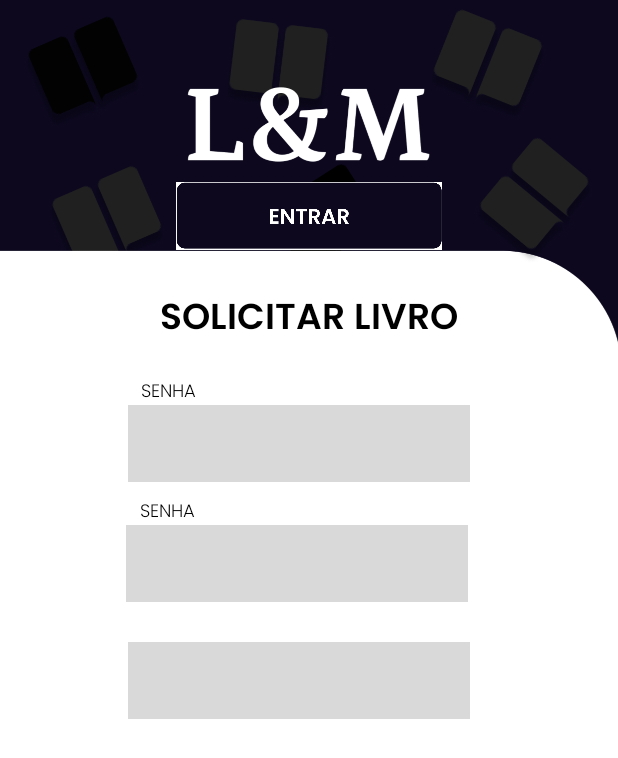
After one commit to Arthurestak/Android-LM, an Android app: the layout fragment_formulario.xml on its own in the app's theme, with its tools: preview values and no code run, on a phone screen of 412 x 824 dp. The commit adds this screen. Shown: the top 758 px of the screen. Run offline under Robolectric (Android 15) with nearby library versions, the phone set to English and light mode, and no system bars; Roboto replaces fonts that are not available here.

Commit message:
Atualização

```diff
--- /dev/null
+++ b/app/src/main/java/com/example/projetolm/ui/formulario/FormularioFragment.java
@@ -0,0 +1,66 @@
+package com.example.projetolm.ui.formulario;
+
+import android.os.Bundle;
+
+import androidx.fragment.app.Fragment;
+
+import android.view.LayoutInflater;
+import android.view.View;
+import android.view.ViewGroup;
+
+import com.example.projetolm.R;
+
+/**
+ * A simple {@link Fragment} subclass.
+ * Use the {@link FormularioFragment#newInstance} factory method to
+ * create an instance of this fragment.
+ */
+public class FormularioFragment extends Fragment {
+
+    // TODO: Rename parameter arguments, choose names that match
+    // the fragment initialization parameters, e.g. ARG_ITEM_NUMBER
+    private static final String ARG_PARAM1 = "param1";
+    private static final String ARG_PARAM2 = "param2";
+
+    // TODO: Rename and change types of parameters
+    private String mParam1;
+    private String mParam2;
+
+    public FormularioFragment() {
+        // Required empty public constructor
+    }
+
+    /**
+     * Use this factory method to create a new instance of
+     * this fragment using the provided parameters.
+     *
+     * @param param1 Parameter 1.
+     * @param param2 Parameter 2.
+     * @return A new instance of fragment FormularioFragment.
+     */
+    // TODO: Rename and change types and number of parameters
+    public static FormularioFragment newInstance(String param1, String param2) {
+        FormularioFragment fragment = new FormularioFragment();
+        Bundle args = new Bundle();
+        args.putString(ARG_PARAM1, param1);
+        args.putString(ARG_PARAM2, param2);
+        fragment.setArguments(args);
+        return fragment;
+    }
+
+    @Override
+    public void onCreate(Bundle savedInstanceState) {
+        super.onCreate(savedInstanceState);
+        if (getArguments() != null) {
+            mParam1 = getArguments().getString(ARG_PARAM1);
+            mParam2 = getArguments().getString(ARG_PARAM2);
+        }
+    }
+
+    @Override
+    public View onCreateView(LayoutInflater inflater, ViewGroup container,
+                             Bundle savedInstanceState) {
+        // Inflate the layout for this fragment
+        return inflater.inflate(R.layout.fragment_formulario, container, false);
+    }
+}
--- /dev/null
+++ b/app/src/main/res/layout/fragment_formulario.xml
@@ -0,0 +1,204 @@
+<?xml version="1.0" encoding="utf-8"?>
+<FrameLayout xmlns:android="http://schemas.android.com/apk/res/android"
+    xmlns:app="http://schemas.android.com/apk/res-auto"
+    xmlns:tools="http://schemas.android.com/tools"
+    android:layout_width="match_parent"
+    android:layout_height="match_parent"
+    tools:context=".ui.formulario.FormularioFragment">
+
+    <androidx.constraintlayout.widget.ConstraintLayout
+        android:layout_width="match_parent"
+        android:layout_height="match_parent"
+        tools:layout_editor_absoluteX="-2dp"
+        tools:layout_editor_absoluteY="13dp">
+
+        <EditText
+            android:id="@+id/emailInput10"
+            style="@style/Widget.AppCompat.Light.AutoCompleteTextView"
+            android:layout_width="228dp"
+            android:layout_height="51dp"
+            android:layout_marginLeft="5px"
+            android:layout_marginTop="428dp"
+            android:background="#0B0A0A"
+            android:backgroundTint="#D9D9D9"
+            android:ems="10"
+            android:hyphenationFrequency="normal"
+            android:inputType="text"
+            android:paddingLeft="10dp"
+            android:textAppearance="@style/TextAppearance.AppCompat.Body1"
+            android:textColor="#000000"
+            android:textColorHighlight="#000000"
+            android:textColorLink="#000000"
+            app:layout_constraintEnd_toEndOf="parent"
+            app:layout_constraintHorizontal_bias="0.453"
+            app:layout_constraintStart_toStartOf="parent"
+            app:layout_constraintTop_toTopOf="parent"
+            tools:ignore="MissingConstraints" />
+
+        <TextView
+            android:id="@+id/textView56"
+            android:layout_width="40dp"
+            android:layout_height="15dp"
+            android:fontFamily="@font/poppins_light"
+            android:text="SENHA"
+            android:textColor="#000000"
+            android:textSize="12sp"
+            app:layout_constraintEnd_toEndOf="parent"
+            app:layout_constraintHorizontal_bias="0.25"
+            app:layout_constraintStart_toStartOf="parent"
+            tools:ignore="MissingConstraints"
+            tools:layout_editor_absoluteY="494dp" />
+
+        <EditText
+            android:id="@+id/senhaInput8"
+            style="@style/Widget.AppCompat.Light.AutoCompleteTextView"
+            android:layout_width="228dp"
+            android:layout_height="51dp"
+            android:layout_marginStart="102dp"
+            android:layout_marginTop="350dp"
+            android:layout_marginEnd="100dp"
+            android:background="#FB000000"
+            android:backgroundTint="#d9d9d9"
+            android:ems="10"
+            android:inputType="text|textPassword"
+            android:paddingLeft="10dp"
+            android:textColor="@color/black"
+            android:textColorHint="#000000"
+            android:textColorLink="#000000"
+            android:textSize="14sp"
+            app:layout_constraintEnd_toEndOf="parent"
+            app:layout_constraintHorizontal_bias="1.0"
+            app:layout_constraintStart_toStartOf="parent"
+            app:layout_constraintTop_toTopOf="parent" />
+
+        <EditText
+            android:id="@+id/senhaInput7"
+            style="@style/Widget.AppCompat.Light.AutoCompleteTextView"
+            android:layout_width="228dp"
+            android:layout_height="51dp"
+            android:layout_marginStart="102dp"
+            android:layout_marginEnd="100dp"
+            android:background="#FB000000"
+            android:backgroundTint="#d9d9d9"
+            android:ems="10"
+            android:inputType="text|textPassword"
+            android:paddingLeft="10dp"
+            android:textColor="@color/black"
+            android:textColorHint="#000000"
+            android:textColorLink="#000000"
+            android:textSize="14sp"
+            app:layout_constraintEnd_toEndOf="parent"
+            app:layout_constraintHorizontal_bias="1.0"
+            app:layout_constraintStart_toStartOf="parent"
+            tools:layout_editor_absoluteY="509dp" />
+
+        <TextView
+            android:id="@+id/textView53"
+            android:layout_width="41dp"
+            android:layout_height="13dp"
+            android:background="#FFFFFF"
+            android:fontFamily="@font/poppins_light"
+            android:text="E-MAIL"
+            android:textColor="#000000"
+            android:textSize="12sp"
+            app:layout_constraintEnd_toEndOf="parent"
+            app:layout_constraintHorizontal_bias="0.254"
+            app:layout_constraintStart_toStartOf="parent"
+            tools:ignore="MissingConstraints"
+            tools:layout_editor_absoluteY="413dp" />
+
+        <EditText
+            android:id="@+id/emailInput9"
+            style="@style/Widget.AppCompat.Light.AutoCompleteTextView"
+            android:layout_width="228dp"
+            android:layout_height="51dp"
+            android:layout_marginLeft="5px"
+            android:layout_marginTop="270dp"
+            android:background="#0B0A0A"
+            android:backgroundTint="#D9D9D9"
+            android:ems="10"
+            android:hyphenationFrequency="normal"
+            android:inputType="text"
+            android:paddingLeft="10dp"
+            android:textAppearance="@style/TextAppearance.AppCompat.Body1"
+            android:textColor="#000000"
+            android:textColorHighlight="#000000"
+            android:textColorLink="#000000"
+            app:layout_constraintEnd_toEndOf="parent"
+            app:layout_constraintHorizontal_bias="0.453"
+            app:layout_constraintStart_toStartOf="parent"
+            app:layout_constraintTop_toTopOf="parent"
+            tools:ignore="MissingConstraints" />
+
+        <TextView
+            android:id="@+id/textView54"
+            android:layout_width="40dp"
+            android:layout_height="15dp"
+            android:layout_marginTop="332dp"
+            android:fontFamily="@font/poppins_light"
+            android:text="SENHA"
+            android:textColor="#000000"
+            android:textSize="12sp"
+            app:layout_constraintEnd_toEndOf="parent"
+            app:layout_constraintHorizontal_bias="0.25"
+            app:layout_constraintStart_toStartOf="parent"
+            app:layout_constraintTop_toTopOf="parent"
+            tools:ignore="MissingConstraints" />
+
+        <ImageView
+            android:id="@+id/imageView15"
+            android:layout_width="466dp"
+            android:layout_height="245dp"
+            android:src="@drawable/captura_de_tela__6_"
+            app:layout_constraintEnd_toEndOf="parent"
+            app:layout_constraintHorizontal_bias="0.509"
+            app:layout_constraintStart_toStartOf="parent"
+            app:layout_constraintTop_toTopOf="parent" />
+
+        <TextView
+            android:id="@+id/textView44"
+            android:layout_width="256dp"
+            android:layout_height="59dp"
+            android:layout_marginStart="138dp"
+            android:layout_marginTop="184dp"
+            android:layout_marginEnd="98dp"
+            android:background="#00181414"
+            android:backgroundTint="#000000"
+            android:fontFamily="@font/poppins_semibold"
+            android:gravity="center"
+            android:text="SOLICITAR LIVRO"
+            android:textColor="#000000"
+            android:textColorLink="#000000"
+            android:textSize="24sp"
+            app:layout_constraintEnd_toEndOf="parent"
+            app:layout_constraintHorizontal_bias="0.753"
+            app:layout_constraintStart_toStartOf="parent"
+            app:layout_constraintTop_toTopOf="parent" />
+
+        <ImageView
+            android:id="@+id/btEntrar5"
+            android:layout_width="177dp"
+            android:layout_height="57dp"
+            android:layout_marginTop="64dp"
+            app:layout_constraintEnd_toEndOf="parent"
+            app:layout_constraintStart_toStartOf="parent"
+            app:layout_constraintTop_toBottomOf="@+id/senhaInput7"
+            app:srcCompat="@drawable/captura_de_tela__4_" />
+
+        <TextView
+            android:id="@+id/textView47"
+            android:layout_width="40dp"
+            android:layout_height="15dp"
+            android:layout_marginTop="252dp"
+            android:fontFamily="@font/poppins_light"
+            android:text="SENHA"
+            android:textColor="#000000"
+            android:textSize="12sp"
+            app:layout_constraintEnd_toEndOf="parent"
+            app:layout_constraintHorizontal_bias="0.253"
+            app:layout_constraintStart_toStartOf="parent"
+            app:layout_constraintTop_toTopOf="parent"
+            tools:ignore="MissingConstraints" />
+
+    </androidx.constraintlayout.widget.ConstraintLayout>
+</FrameLayout>
--- a/app/src/main/res/menu/activity_main_drawer.xml
+++ b/app/src/main/res/menu/activity_main_drawer.xml
@@ -23,5 +23,10 @@
             android:id="@+id/nav_assinatura"
             android:icon="@drawable/fa_team_fontawesome_fontawesome_crown_512"
             android:title="@string/menu_assinatura" />
+
+        <item
+            android:id="@+id/nav_formulario"
+            android:icon="@drawable/_8450"
+            android:title="@string/menu_formulario" />
     </group>
 </menu>
--- a/app/src/main/res/navigation/mobile_navigation.xml
+++ b/app/src/main/res/navigation/mobile_navigation.xml
@@ -29,4 +29,9 @@
         android:label="@string/menu_autor"
         tools:layout="@layout/fragment_autor" />
 
+    <fragment
+        android:id="@+id/nav_formulario"
+        android:name="com.example.projetolm.ui.formulario.FormularioFragment"
+        android:label="@string/menu_formulario"
+        tools:layout="@layout/fragment_formulario" />
 </navigation>
--- a/app/src/main/res/values/strings.xml
+++ b/app/src/main/res/values/strings.xml
@@ -12,6 +12,7 @@
     <string name="menu_livros">Livros</string>
     <string name="menu_assinatura">Assinatura</string>
     <string name="menu_autor">Autor</string>
+    <string name="menu_formulario">Formulario</string>
     <!-- TODO: Remove or change this placeholder text -->
     <string name="hello_blank_fragment">Hello blank fragment</string>
 </resources>
```
Also changed, not shown: app/src/main/res/drawable/_8450.png (added).
